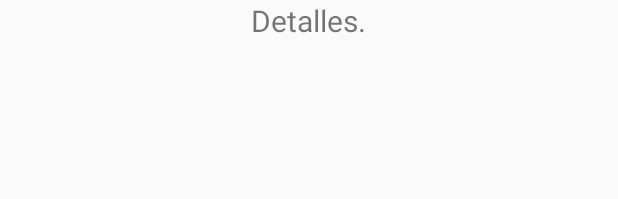
After one commit to yiperu/InterestingExamplesKotlin, an Android app: the layout activity_detail.xml on its own in the app's theme, with its tools: preview values and no code run, on a phone screen of 412 x 824 dp. The commit adds this screen. Shown: the top 199 px of the screen. Run offline under Robolectric (Android 15) with nearby library versions, the phone set to English and light mode, and no system bars.

Commit message:
Refactor to fix trouble, enable instant run and update gradle

```diff
--- a/ShowDataListView/app/build.gradle
+++ b/ShowDataListView/app/build.gradle
@@ -24,7 +24,7 @@ android {
 
 dependencies {
     implementation fileTree(dir: 'libs', include: ['*.jar'])
-    implementation"org.jetbrains.kotlin:kotlin-stdlib-jdk7:$kotlin_version"
+    implementation "org.jetbrains.kotlin:kotlin-stdlib-jdk7:$kotlin_version"
     implementation 'androidx.appcompat:appcompat:1.0.2'
     implementation 'androidx.core:core-ktx:1.0.2'
     implementation 'androidx.constraintlayout:constraintlayout:1.1.3'
--- a/ShowDataListView/app/src/main/AndroidManifest.xml
+++ b/ShowDataListView/app/src/main/AndroidManifest.xml
@@ -9,6 +9,8 @@
             android:roundIcon="@mipmap/ic_launcher_round"
             android:supportsRtl="true"
             android:theme="@style/AppTheme">
+        <activity android:name=".DetailActivity">
+        </activity>
         <activity android:name=".MainActivity">
             <intent-filter>
                 <action android:name="android.intent.action.MAIN"/>
--- /dev/null
+++ b/ShowDataListView/app/src/main/java/com/example/simplegetinfo/DetailActivity.kt
@@ -0,0 +1,12 @@
+package com.example.simplegetinfo
+
+import androidx.appcompat.app.AppCompatActivity
+import android.os.Bundle
+
+class DetailActivity : AppCompatActivity() {
+
+    override fun onCreate(savedInstanceState: Bundle?) {
+        super.onCreate(savedInstanceState)
+        setContentView(R.layout.activity_detail)
+    }
+}
--- a/ShowDataListView/app/src/main/java/com/example/simplegetinfo/MainActivity.kt
+++ b/ShowDataListView/app/src/main/java/com/example/simplegetinfo/MainActivity.kt
@@ -1,6 +1,5 @@
 package com.example.simplegetinfo
 
-import android.app.Application
 import android.os.Bundle
 import android.widget.ArrayAdapter
 import android.widget.Toast
--- /dev/null
+++ b/ShowDataListView/app/src/main/res/layout/activity_detail.xml
@@ -0,0 +1,20 @@
+<?xml version="1.0" encoding="utf-8"?>
+<LinearLayout
+        xmlns:android="http://schemas.android.com/apk/res/android"
+        xmlns:tools="http://schemas.android.com/tools"
+        xmlns:app="http://schemas.android.com/apk/res-auto"
+        android:layout_width="match_parent"
+        android:layout_height="match_parent"
+        android:orientation="vertical"
+        tools:context=".DetailActivity">
+
+    <TextView
+            android:text="@string/title_details"
+            android:textSize="20dp"
+            android:layout_width="wrap_content"
+            android:layout_gravity="center"
+            android:layout_height="wrap_content"
+            tools:layout_editor_absoluteY="223dp"
+            tools:layout_editor_absoluteX="200dp"
+            android:id="@+id/textView"/>
+</LinearLayout>
--- a/ShowDataListView/app/src/main/res/values/strings.xml
+++ b/ShowDataListView/app/src/main/res/values/strings.xml
@@ -2,4 +2,5 @@
     <string name="app_name">SimpleGetInfo</string>
     <string name="title_main">SpiderMans</string>
     <string name="new_title">La lista de los SpiderMans</string>
+    <string name="title_details">Detalles.</string>
 </resources>
```
